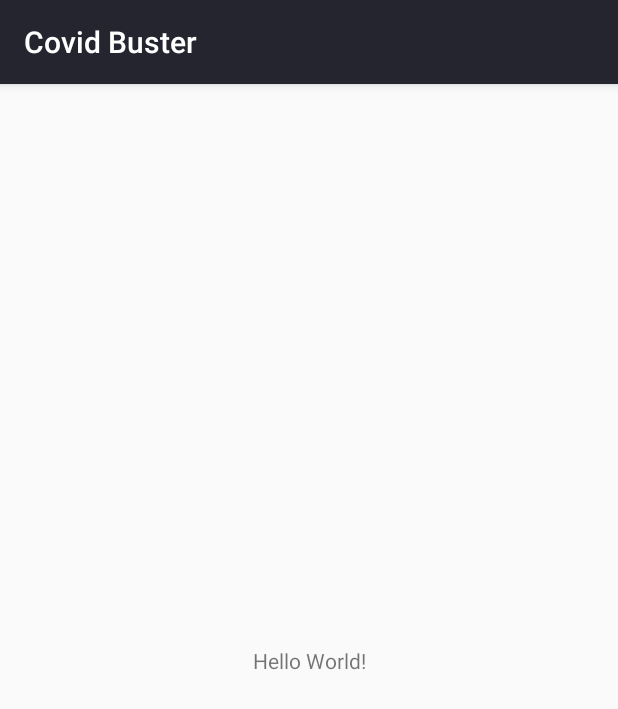
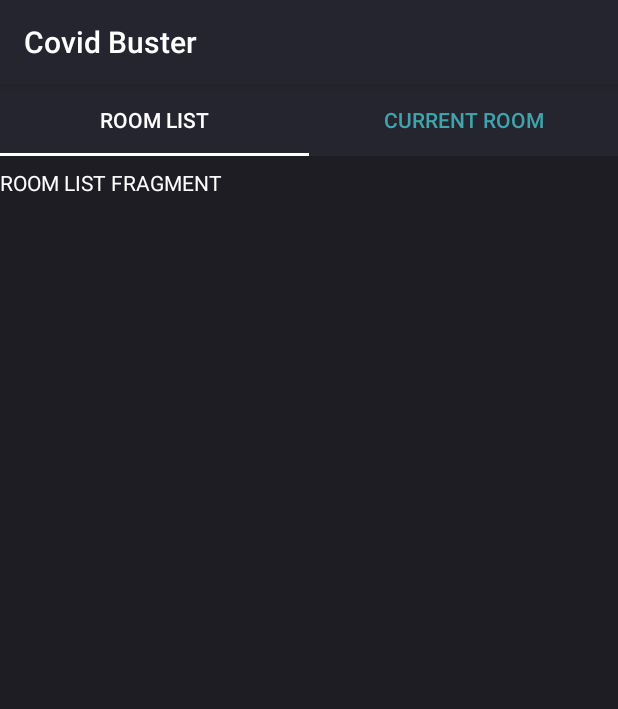
Before and after one commit to 4realDev/COVID-BUSTER-9000, an Android app: the screen it shows after launch (MainActivity), on a phone screen of 412 x 824 dp. Shown: the top 709 px of the screen. Run offline under Robolectric (Android 15) with nearby library versions, the phone set to English and light mode, and no system bars.

Commit message:
Add TabBar in MainActivity to switch between CurrentRoom- and RoomListFragment

```diff
--- a/Android/app/src/main/java/com/co2team/covidbuster/MainActivity.java
+++ b/Android/app/src/main/java/com/co2team/covidbuster/MainActivity.java
@@ -16,12 +16,17 @@ import android.os.Bundle;
 import android.os.Handler;
 import android.os.HandlerThread;
 import android.provider.Settings;
+import android.support.design.widget.TabLayout;
 import android.support.v4.app.ActivityCompat;
+import android.support.v4.view.ViewPager;
 import android.support.v7.app.AppCompatActivity;
 import android.util.Log;
 
 import com.co2team.covidbuster.model.SensorData;
 import com.co2team.covidbuster.service.BackendService;
+import com.co2team.covidbuster.ui.TabAdapter;
+import com.co2team.covidbuster.ui.currentroom.CurrentRoomFragment;
+import com.co2team.covidbuster.ui.roomlist.RoomListFragment;
 
 import org.jetbrains.annotations.NotNull;
 
@@ -63,6 +68,27 @@ public class MainActivity extends AppCompatActivity {
     protected void onCreate(Bundle savedInstanceState) {
         super.onCreate(savedInstanceState);
         setContentView(R.layout.activity_main);
+
+        ViewPager viewPager = (ViewPager) findViewById(R.id.viewPager);
+        TabLayout tabLayout = (TabLayout) findViewById(R.id.tabLayout);
+
+        TabAdapter adapter = new TabAdapter(getSupportFragmentManager());
+        adapter.addFragment(RoomListFragment.Companion.newInstance(), "Room List");
+        adapter.addFragment(CurrentRoomFragment.Companion.newInstance(), "Current Room");
+
+        viewPager.setAdapter(adapter);
+        tabLayout.setupWithViewPager(viewPager);
+
+        viewPager.addOnPageChangeListener(new ViewPager.OnPageChangeListener() {
+            @Override
+            public void onPageScrolled(int position, float positionOffset, int positionOffsetPixels) { }
+
+            @Override
+            public void onPageSelected(int position) { }
+
+            @Override
+            public void onPageScrollStateChanged(int state) { }
+        });
 
         // TODO remove this test call
         backendService.readCo2MeasurementsForRoom(1);
--- /dev/null
+++ b/Android/app/src/main/java/com/co2team/covidbuster/ui/TabAdapter.java
@@ -0,0 +1,38 @@
+package com.co2team.covidbuster.ui;
+import android.support.annotation.Nullable;
+import android.support.v4.app.Fragment;
+import android.support.v4.app.FragmentManager;
+import android.support.v4.app.FragmentStatePagerAdapter;
+import java.util.ArrayList;
+import java.util.List;
+
+public class TabAdapter extends FragmentStatePagerAdapter {
+
+    private final List<Fragment> mFragmentList = new ArrayList<>();
+    private final List<String> mFragmentTitleList = new ArrayList<>();
+
+    public TabAdapter(FragmentManager fm) {
+        super(fm);
+    }
+
+    @Override
+    public Fragment getItem(int position) {
+        return mFragmentList.get(position);
+    }
+
+    public void addFragment(Fragment fragment, String title) {
+        mFragmentList.add(fragment);
+        mFragmentTitleList.add(title);
+    }
+
+    @Nullable
+    @Override
+    public CharSequence getPageTitle(int position) {
+        return mFragmentTitleList.get(position);
+    }
+
+    @Override
+    public int getCount() {
+        return mFragmentList.size();
+    }
+}
--- a/Android/app/src/main/res/layout/activity_main.xml
+++ b/Android/app/src/main/res/layout/activity_main.xml
@@ -1,18 +1,28 @@
 <?xml version="1.0" encoding="utf-8"?>
-<android.support.constraint.ConstraintLayout xmlns:android="http://schemas.android.com/apk/res/android"
+<LinearLayout xmlns:android="http://schemas.android.com/apk/res/android"
     xmlns:app="http://schemas.android.com/apk/res-auto"
-    xmlns:tools="http://schemas.android.com/tools"
     android:layout_width="match_parent"
     android:layout_height="match_parent"
-    tools:context=".MainActivity">
+    android:background="@color/colorPrimaryDark"
+    android:orientation="vertical">
 
-    <TextView
-        android:layout_width="wrap_content"
+    <android.support.design.widget.TabLayout
+        android:id="@+id/tabLayout"
+        android:layout_width="match_parent"
         android:layout_height="wrap_content"
-        android:text="Hello World!"
-        app:layout_constraintBottom_toBottomOf="parent"
-        app:layout_constraintLeft_toLeftOf="parent"
-        app:layout_constraintRight_toRightOf="parent"
-        app:layout_constraintTop_toTopOf="parent" />
+        android:minHeight="?actionBarSize"
+        app:tabBackground="@color/colorPrimary"
+        app:tabGravity="fill"
+        app:tabIndicatorColor="@color/white"
+        app:tabIndicatorHeight="2dp"
+        app:tabMode="fixed"
+        app:tabSelectedTextColor="@color/white"
+        app:tabTextColor="@color/covidbuster_unselected">
+    </android.support.design.widget.TabLayout>
 
-</android.support.constraint.ConstraintLayout>
+    <android.support.v4.view.ViewPager
+        android:id="@+id/viewPager"
+        android:layout_width="match_parent"
+        android:layout_height="match_parent">
+    </android.support.v4.view.ViewPager>
+</LinearLayout>
```
